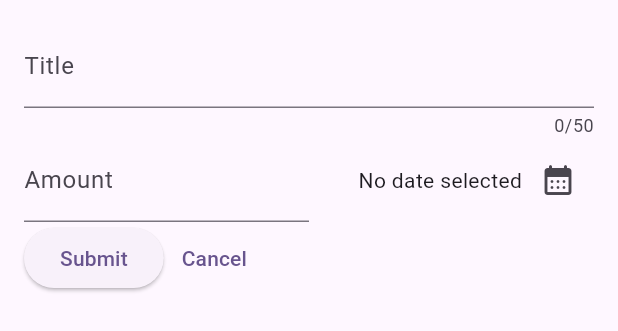
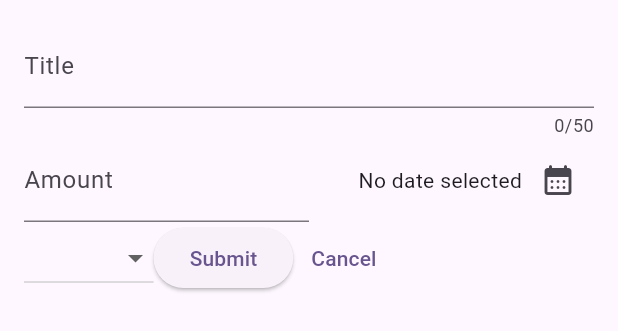
Before and after one commit to ssela98/expenses_tracker-flutter, a Flutter app: the NewExpense widget shown alone on an empty page, opened directly, on a phone screen of 412 x 824 dp. Shown: the top 331 px of the screen. Run offline on Flutter 3.47's test engine with Material 2 defaults, Android fonts, the phone set to English and light mode, and no system bars.

Commit message:
add dropdown

```diff
--- a/lib/widgets/new_expense.dart
+++ b/lib/widgets/new_expense.dart
@@ -1,7 +1,5 @@
+import 'package:expenses_tracker/models/expense.dart';
 import 'package:flutter/material.dart';
-import 'package:intl/intl.dart';
-
-final dateFormatter = DateFormat.yMd();
 
 class NewExpense extends StatefulWidget {
   const NewExpense({super.key});
@@ -16,6 +14,7 @@ class _NewExpenseState extends State<NewExpense> {
   final _titleController = TextEditingController();
   final _amountController = TextEditingController();
   DateTime? _selectedDate;
+  Category? _selectedCategory;
 
   void _presentDatePicker() async {
     final DateTime now = DateTime.now();
@@ -30,6 +29,12 @@ class _NewExpenseState extends State<NewExpense> {
 
     setState(() {
       _selectedDate = pickedDate;
+    });
+  }
+
+  void _setCategory(Category? category) {
+    setState(() {
+      _selectedCategory = category;
     });
   }
 
@@ -82,6 +87,20 @@ class _NewExpenseState extends State<NewExpense> {
           ),
           Row(
             children: [
+              DropdownButton(
+                value: _selectedCategory,
+                items: Category.values
+                    .map(
+                      (category) => DropdownMenuItem(
+                        value: category,
+                        child: Text(category.name.toUpperCase()),
+                      ),
+                    )
+                    .toList(),
+                onChanged: (value) {
+                  _setCategory(value);
+                },
+              ),
               ElevatedButton(
                 onPressed: () {
                   print(_titleController.text);
```
